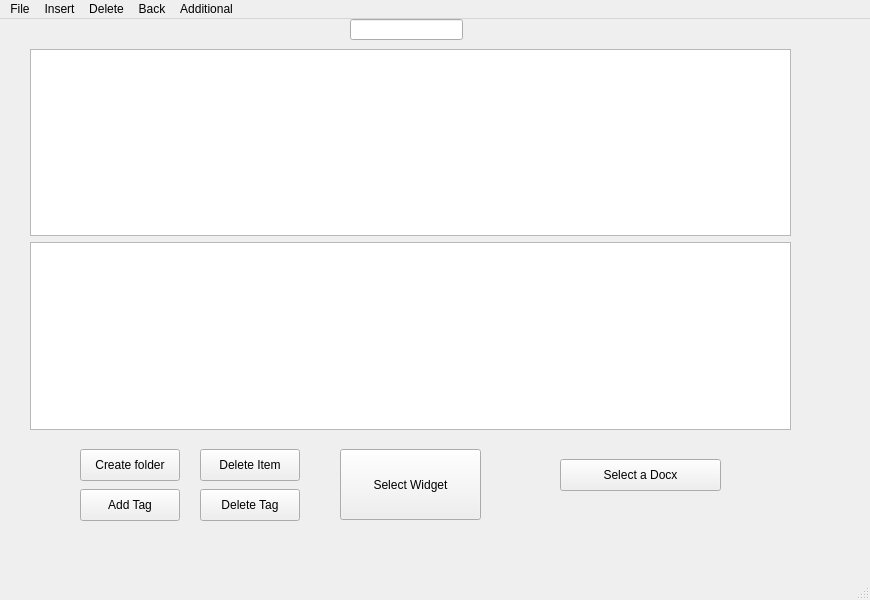
brennanafrank/EasyDraft, file mainwindow.ui: the form before one commit.
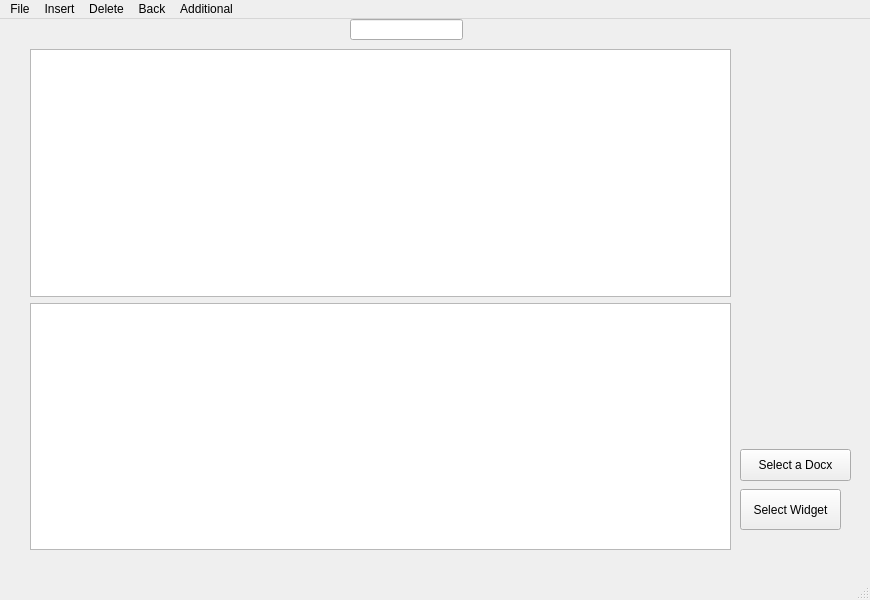
The form after the commit. The open tabs and pages were chosen to show the change. Icons and pictures are not drawn.

```diff
--- a/mainwindow.ui
+++ b/mainwindow.ui
@@ -30,10 +30,10 @@
      <widget class="QPushButton" name="pushButton_4">
       <property name="geometry">
        <rect>
-        <x>360</x>
-        <y>430</y>
-        <width>141</width>
-        <height>71</height>
+        <x>760</x>
+        <y>470</y>
+        <width>101</width>
+        <height>41</height>
        </rect>
       </property>
       <property name="text">
@@ -55,8 +55,8 @@
        <rect>
         <x>50</x>
         <y>30</y>
-        <width>761</width>
-        <height>381</height>
+        <width>701</width>
+        <height>501</height>
        </rect>
       </property>
       <layout class="QVBoxLayout" name="verticalLayout">
@@ -64,68 +64,23 @@
         <widget class="QListWidget" name="listWidget"/>
        </item>
        <item>
-        <widget class="QTreeView" name="pathViewer"/>
+        <widget class="QTreeView" name="pathViewer">
+         <property name="dragEnabled">
+          <bool>true</bool>
+         </property>
+         <property name="dragDropOverwriteMode">
+          <bool>true</bool>
+         </property>
+        </widget>
        </item>
       </layout>
      </widget>
-     <widget class="QPushButton" name="createFolderButton">
-      <property name="geometry">
-       <rect>
-        <x>100</x>
-        <y>430</y>
-        <width>100</width>
-        <height>32</height>
-       </rect>
-      </property>
-      <property name="text">
-       <string>Create folder</string>
-      </property>
-     </widget>
-     <widget class="QPushButton" name="deleteItemButton">
-      <property name="geometry">
-       <rect>
-        <x>220</x>
-        <y>430</y>
-        <width>100</width>
-        <height>32</height>
-       </rect>
-      </property>
-      <property name="text">
-       <string>Delete Item</string>
-      </property>
-     </widget>
-     <widget class="QPushButton" name="addTagButton">
-      <property name="geometry">
-       <rect>
-        <x>100</x>
-        <y>470</y>
-        <width>100</width>
-        <height>32</height>
-       </rect>
-      </property>
-      <property name="text">
-       <string>Add Tag</string>
-      </property>
-     </widget>
-     <widget class="QPushButton" name="deleteTagButton">
-      <property name="geometry">
-       <rect>
-        <x>220</x>
-        <y>470</y>
-        <width>100</width>
-        <height>32</height>
-       </rect>
-      </property>
-      <property name="text">
-       <string>Delete Tag</string>
-      </property>
-     </widget>
      <widget class="QPushButton" name="chooseDocPathButton">
       <property name="geometry">
        <rect>
-        <x>580</x>
-        <y>440</y>
-        <width>161</width>
+        <x>760</x>
+        <y>430</y>
+        <width>111</width>
         <height>32</height>
        </rect>
       </property>
```
Left out of the diff: 22 changed lines with no effect on the pictures.
